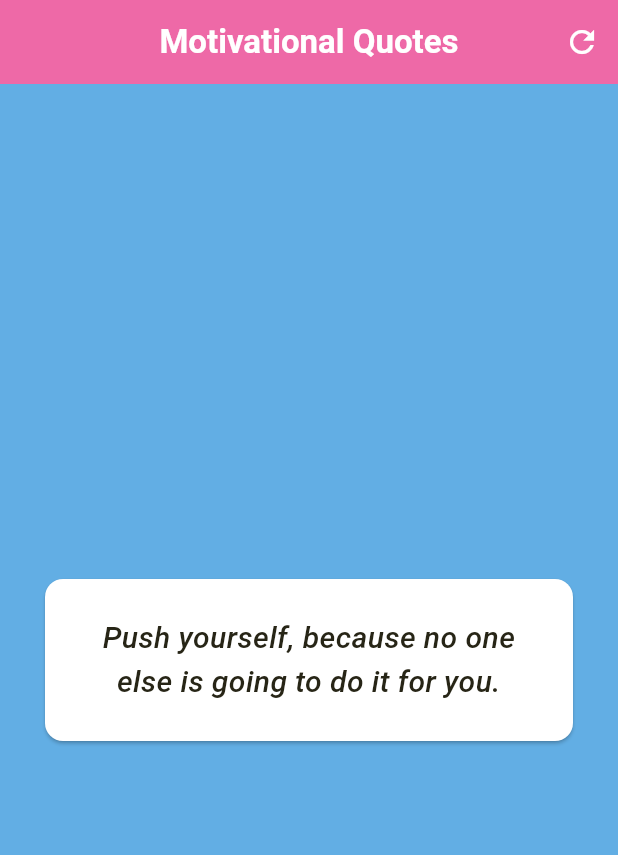
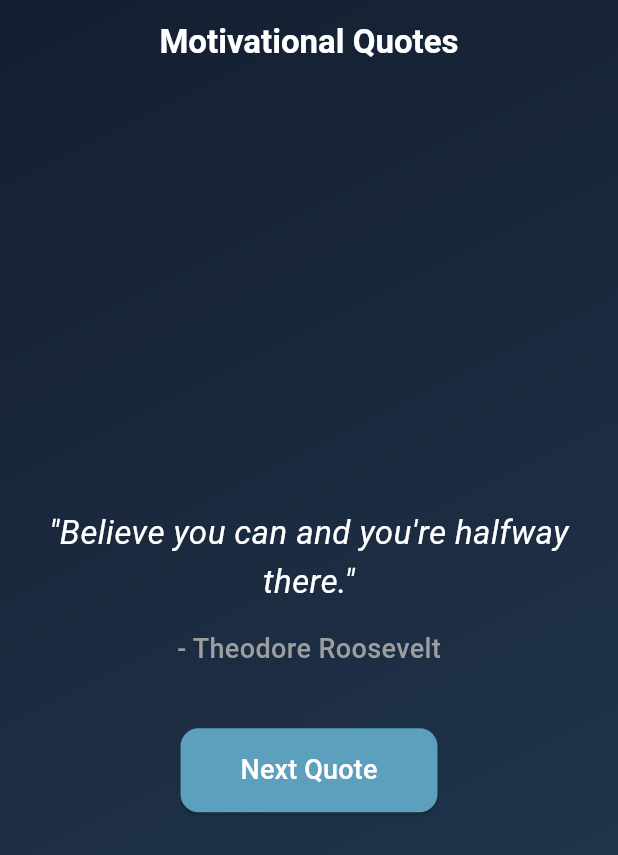
Before and after one commit to SiddhantXCodes/Android_Development, a Flutter app: the screen it shows after launch, on a phone screen of 412 x 824 dp. Shown: the top 855 px of the screen. Run offline on Flutter 3.47's test engine with Material 3 defaults, Android fonts, the phone set to English and light mode, and no system bars.

Commit message:
Motivational Quotes app Done

```diff
--- a/lib/main.dart
+++ b/lib/main.dart
@@ -1,86 +1,157 @@
-import 'dart:io';
+import 'package:flutter/material.dart';
 import 'dart:math';
-import 'package:flutter/material.dart';
 
-void main() => runApp(MyApp());
-
-class MyApp extends StatefulWidget {
-  @override
-  State<MyApp> createState() => QuotesList();
+void main() {
+  runApp(QuotesApp());
 }
 
-class QuotesList extends State<MyApp> {
-  final List<String> quotes = [
-    "Push yourself, because no one else is going to do it for you.",
-    "Dream it. Wish it. Do it.",
-    "Success doesn’t just find you. You have to go out and get it.",
+class QuotesApp extends StatelessWidget {
+  @override
+  Widget build(BuildContext context) {
+    return MaterialApp(
+      debugShowCheckedModeBanner: false,
+      home: Scaffold(body: QuotesList()),
+    );
+  }
+}
+
+class QuotesList extends StatefulWidget {
+  @override
+  _QuotesListState createState() => _QuotesListState();
+}
+
+class _QuotesListState extends State<QuotesList>
+    with SingleTickerProviderStateMixin {
+  final List<Map<String, String>> quotes = [
+    {
+      "quote": "Believe you can and you're halfway there.",
+      "author": "Theodore Roosevelt",
+    },
+    {
+      "quote": "Push yourself, because no one else is going to do it for you.",
+      "author": "Unknown",
+    },
+    {
+      "quote": "Success doesn’t just find you. You have to go out and get it.",
+      "author": "Unknown",
+    },
+    {
+      "quote": "Great things never come from comfort zones.",
+      "author": "Anonymous",
+    },
+    {"quote": "Dream it. Wish it. Do it.", "author": "Unknown"},
+    {"quote": "Don’t stop until you’re proud.", "author": "Unknown"},
+    {
+      "quote":
           "The harder you work for something, the greater you’ll feel when you achieve it.",
-    "Don’t stop when you’re tired. Stop when you’re done.",
-    "Great things never come from comfort zones.",
-    "Wake up with determination. Go to bed with satisfaction.",
-    "Do something today that your future self will thank you for.",
-    "Little things make big days.",
-    "It’s going to be hard, but hard does not mean impossible.",
-    "Success is what happens after you have survived all your mistakes.",
+      "author": "Unknown",
+    },
   ];
 
-  late String currentQuote;
+  int currentIndex = 0;
+  late AnimationController _controller;
+  late Animation<double> _fadeAnimation;
 
   @override
   void initState() {
     super.initState();
-    currentQuote = quotes[0];
+
+    _controller = AnimationController(
+      vsync: this,
+      duration: const Duration(milliseconds: 100),
+    );
+
+    _fadeAnimation = Tween<double>(
+      begin: 0.0,
+      end: 1.0,
+    ).animate(CurvedAnimation(parent: _controller, curve: Curves.easeInOut));
+
+    _controller.forward();
   }
 
-  void getNewQuote() {
-    final random = Random();
+  void nextQuote() {
     setState(() {
-      currentQuote = quotes[random.nextInt(quotes.length)];
+      currentIndex = Random().nextInt(quotes.length);
+      _controller.reset();
+      _controller.forward();
     });
   }
 
   @override
+  void dispose() {
+    _controller.dispose();
+    super.dispose();
+  }
+
+  @override
   Widget build(BuildContext context) {
-    return MaterialApp(
-      debugShowCheckedModeBanner: false,
-      home: Scaffold(
-        backgroundColor: const Color.fromARGB(255, 98, 174, 228),
-        appBar: AppBar(
-          title: Text(
-            'Motivational Quotes',
-            style: TextStyle(
-              color: const Color.fromARGB(255, 255, 255, 255),
-              fontWeight: FontWeight.bold,
-              fontSize: 22,
+    final currentQuote = quotes[currentIndex];
+
+    return Container(
+      decoration: const BoxDecoration(
+        gradient: LinearGradient(
+          colors: [Color(0xFF141E30), Color(0xFF243B55)],
+          begin: Alignment.topLeft,
+          end: Alignment.bottomRight,
         ),
       ),
+      child: Scaffold(
+        backgroundColor: Colors.transparent,
+        appBar: AppBar(
+          title: const Text(
+            'Motivational Quotes',
+            style: TextStyle(color: Colors.white, fontWeight: FontWeight.bold),
+          ),
           centerTitle: true,
-          backgroundColor: const Color.fromARGB(255, 238, 105, 167),
-          actions: [
-            IconButton(
-              icon: Icon(Icons.refresh, color: Colors.white),
-              onPressed: getNewQuote,
+          backgroundColor: Colors.transparent,
+          elevation: 0,
         ),
-          ],
-        ),
-        body: Center(
+        body: FadeTransition(
+          opacity: _fadeAnimation,
+          child: Center(
             child: Padding(
               padding: const EdgeInsets.all(20.0),
-            child: Card(
+              child: Column(
+                mainAxisAlignment: MainAxisAlignment.center,
+                children: [
+                  Text(
+                    '"${currentQuote['quote']}"',
+                    textAlign: TextAlign.center,
+                    style: const TextStyle(
                       color: Colors.white,
-              margin: EdgeInsets.all(10),
-              child: Padding(
-                padding: const EdgeInsets.all(25.0),
-                child: Text(
-                  currentQuote,
-                  textAlign: TextAlign.center,
-                  style: TextStyle(
-                    fontSize: 20,
-                    color: Color.fromARGB(255, 39, 37, 22),
+                      fontSize: 22,
                       fontStyle: FontStyle.italic,
+                      height: 1.5,
+                    ),
+                  ),
+                  const SizedBox(height: 15),
+                  Text(
+                    "- ${currentQuote['author']}",
+                    style: const TextStyle(
+                      color: Colors.grey,
+                      fontSize: 18,
                       fontWeight: FontWeight.w500,
                     ),
                   ),
+                  const SizedBox(height: 40),
+                  ElevatedButton(
+                    onPressed: nextQuote,
+                    style: ElevatedButton.styleFrom(
+                      backgroundColor: const Color.fromARGB(255, 92, 160, 189),
+                      padding: const EdgeInsets.symmetric(
+                        horizontal: 40,
+                        vertical: 15,
+                      ),
+                      shape: RoundedRectangleBorder(
+                        borderRadius: BorderRadius.circular(12),
+                      ),
+                    ),
+                    child: const Text(
+                      "Next Quote",
+                      style: TextStyle(fontSize: 18, color: Colors.white),
+                    ),
+                  ),
+                ],
               ),
             ),
           ),
```
Lines whose indentation alone changed are shown as unchanged.
